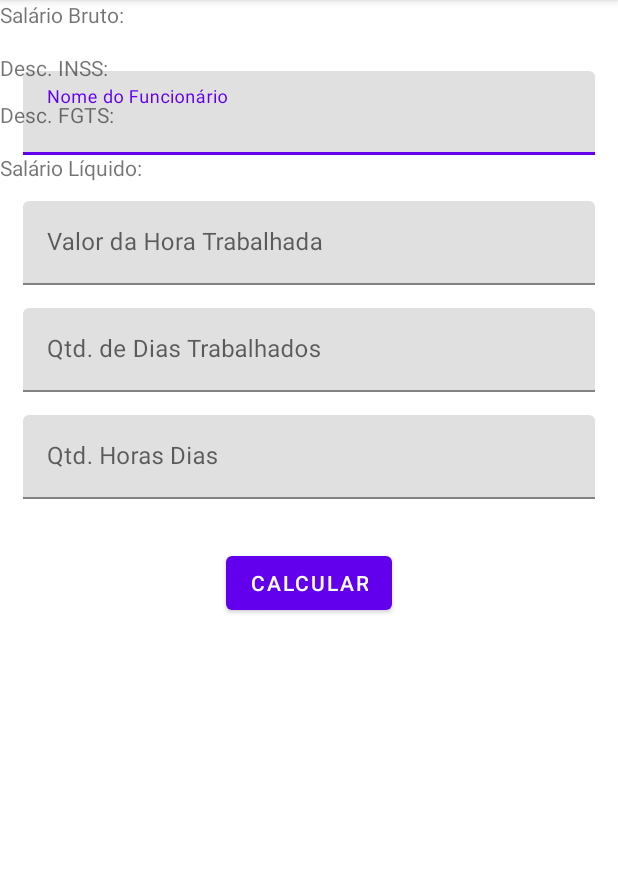
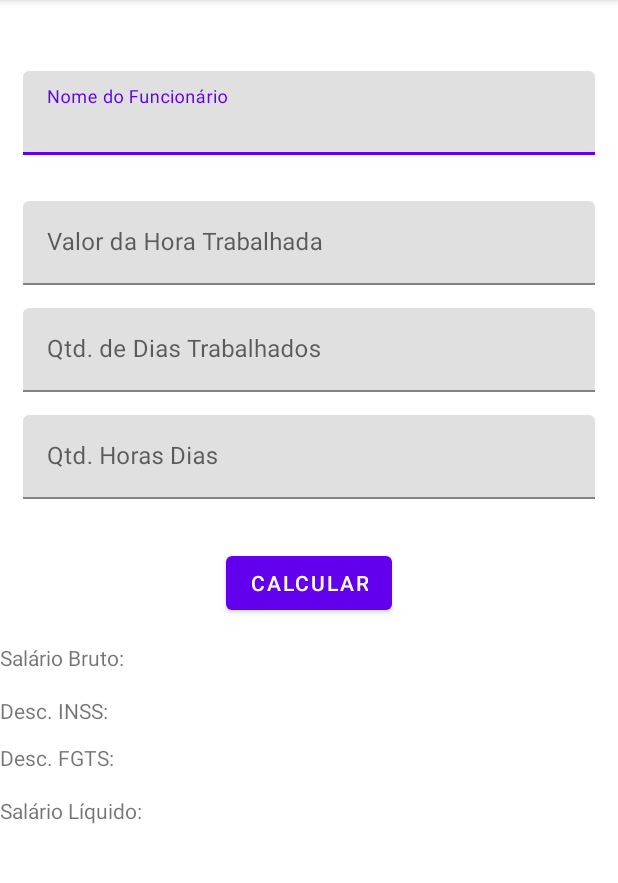
Before and after one commit to caiomachhado/salariodomes, an Android app: the screen it shows after launch (MainActivity), on a phone screen of 412 x 824 dp, the part 84-967 px from its top. Run offline under Robolectric (Android 15) with nearby library versions, the phone set to English and light mode, and no system bars.

Commit message:
Right Layout TextView

```diff
--- a/app/src/main/java/com/example/salariodomes/MainActivity.kt
+++ b/app/src/main/java/com/example/salariodomes/MainActivity.kt
@@ -5,7 +5,6 @@ import android.os.Bundle
 import android.widget.Button
 import android.widget.TextView
 import com.google.android.material.textfield.TextInputEditText
-import kotlinx.android.synthetic.main.activity_main.*
 import org.w3c.dom.Text
 
 class MainActivity : AppCompatActivity() {
--- a/app/src/main/res/layout/activity_main.xml
+++ b/app/src/main/res/layout/activity_main.xml
@@ -82,7 +82,7 @@
         android:text="@string/salarioBruto"
         app:layout_constraintEnd_toStartOf="@+id/button"
         app:layout_constraintStart_toStartOf="parent"
-        app:layout_constraintTop_toBottomOf="@+id/button" />
+        app:layout_constraintTop_toBottomOf="@+id/btnCalcular" />
 
     <TextView
         android:id="@+id/text_view_descINSS"
```
